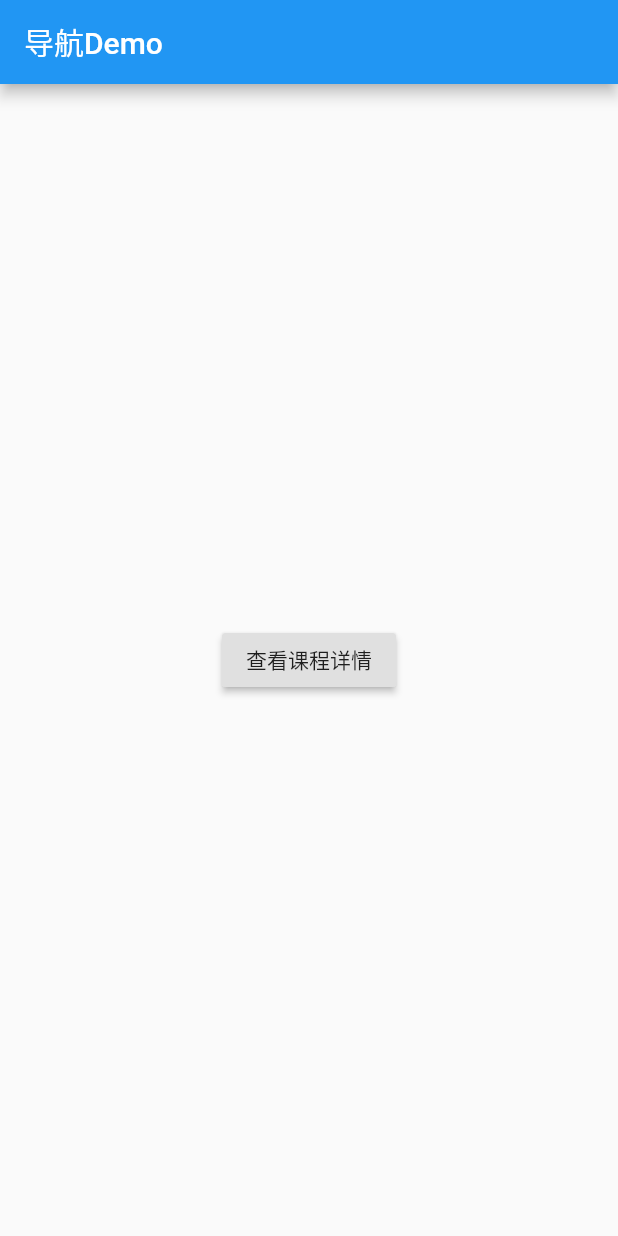
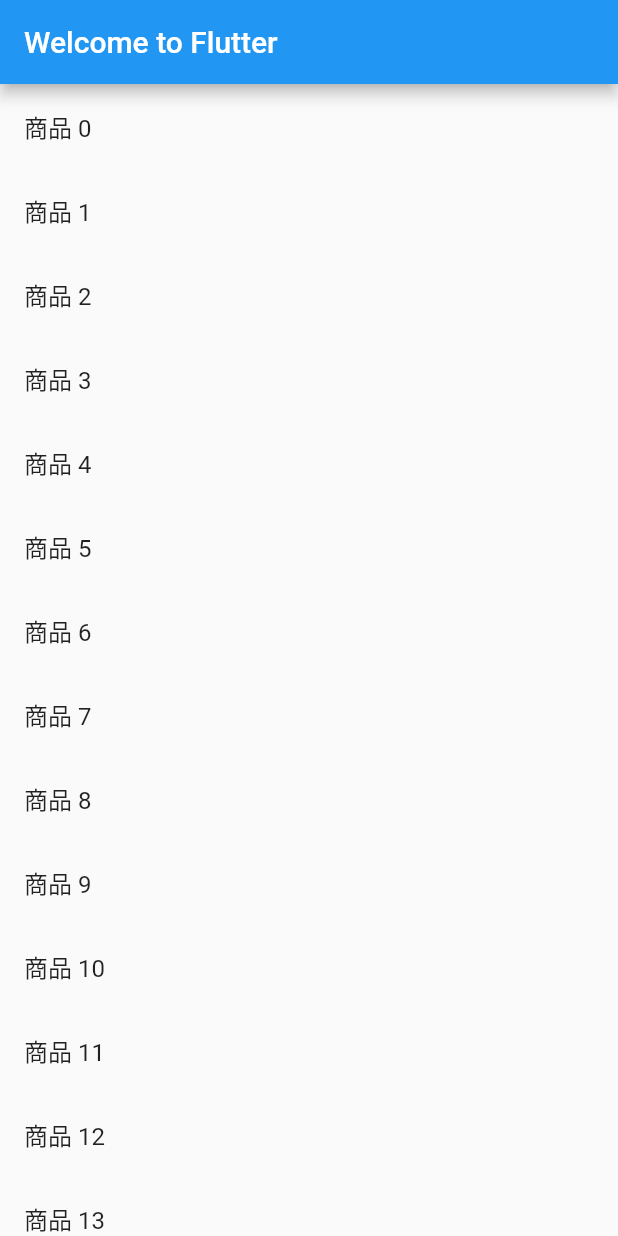
Before and after one commit to lanxuexing/flutter2study, a Flutter app: the screen it shows after launch, on a phone screen of 412 x 824 dp. Run offline on Flutter 3.47's test engine with Material 2 defaults, Android fonts, the phone set to English and light mode, and no system bars.

Commit message:
feat: Navigator params

```diff
--- a/lib/main.dart
+++ b/lib/main.dart
@@ -553,48 +553,101 @@
 /**
  * 14.Navigator
  */
+// import 'package:flutter/material.dart';
+
+// void main() => runApp(
+//   MaterialApp(
+//     title: 'Flutter Navigator Demo',
+//     home: FirstScreen(),
+//   )
+// );
+
+// class FirstScreen extends StatelessWidget {
+//   @override
+//   Widget build(BuildContext context) {
+//     return Scaffold(
+//       appBar: AppBar(
+//         title: Text('导航Demo'),
+//       ),
+//       body: Center(
+//         child: RaisedButton(
+//           onPressed: () {
+//             Navigator.push(context, MaterialPageRoute(builder: (context) => SeondScreen()));
+//           },
+//           child: Text('查看课程详情'),
+//         ),
+//       ),
+//     );
+//   }
+// }
+
+// class SeondScreen extends StatelessWidget {
+//   @override
+//   Widget build(BuildContext context) {
+//     return Scaffold(
+//       appBar: AppBar(
+//         title: Text('课程详情'),
+//       ),
+//       body: Center(
+//         child: RaisedButton(
+//           onPressed: () {
+//             Navigator.pop(context);
+//           },
+//           child: Text('返回课程'),
+//         ),
+//       ),
+//     );
+//   }
+// }
+
+
+/**
+ * 15.Navigator Parmas
+ */
 import 'package:flutter/material.dart';
 
-void main() => runApp(
-  MaterialApp(
-    title: 'Flutter Navigator Demo',
-    home: FirstScreen(),
-  )
-);
+void main() => runApp(MyApp());
 
-class FirstScreen extends StatelessWidget {
+class MyApp extends StatelessWidget {
   @override
   Widget build(BuildContext context) {
-    return Scaffold(
-      appBar: AppBar(
-        title: Text('导航Demo'),
-      ),
-      body: Center(
-        child: RaisedButton(
-          onPressed: () {
-            Navigator.push(context, MaterialPageRoute(builder: (context) => SeondScreen()));
-          },
-          child: Text('查看课程详情'),
-        ),
+    return MaterialApp(
+      title: 'Flutter Navigator Params Demo',
+      home: ProductList(
+        products: List.generate(20, (i) => Product('商品 $i', '这是一个商品详情, 商品编号为: $i'))
       ),
     );
   }
 }
 
-class SeondScreen extends StatelessWidget {
+class Product {
+  final String title;
+  final String desc;
+  Product(this.title, this.desc);
+}
+
+class ProductList extends StatelessWidget {
+  final List<Product> products;
+
+  ProductList({
+    Key key,
+    @required this.products
+  }):super(key: key);
+
   @override
   Widget build(BuildContext context) {
     return Scaffold(
       appBar: AppBar(
-        title: Text('课程详情'),
+        title: Text('Welcome to Flutter'),
       ),
-      body: Center(
-        child: RaisedButton(
-          onPressed: () {
-            Navigator.pop(context);
-          },
-          child: Text('返回课程'),
-        ),
+      body: ListView.builder(
+        itemCount: products.length,
+        itemBuilder: (context, index) {
+          return ListTile(
+            title: Text(products[index].title),
+            onTap: (){},
+          );
+        },
       ),
     );
   }
```
